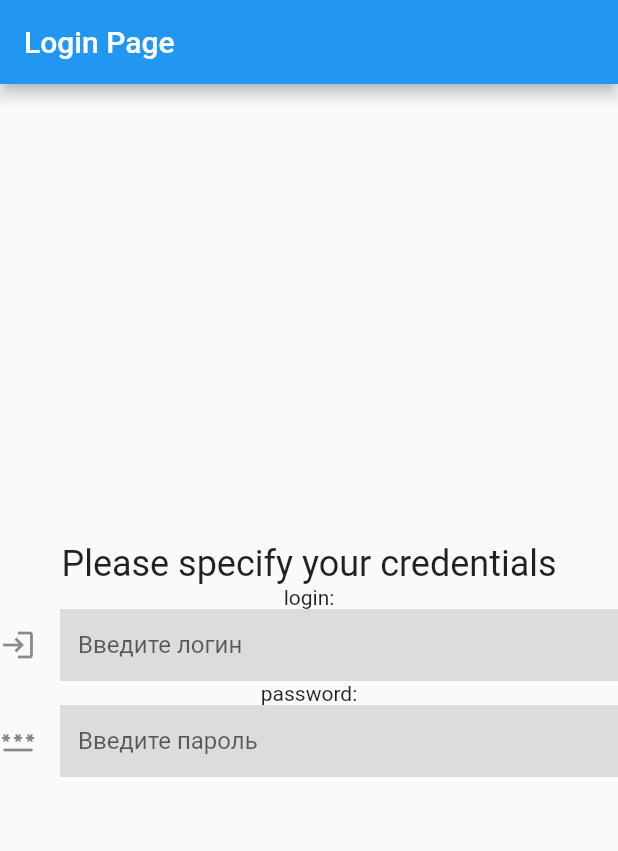
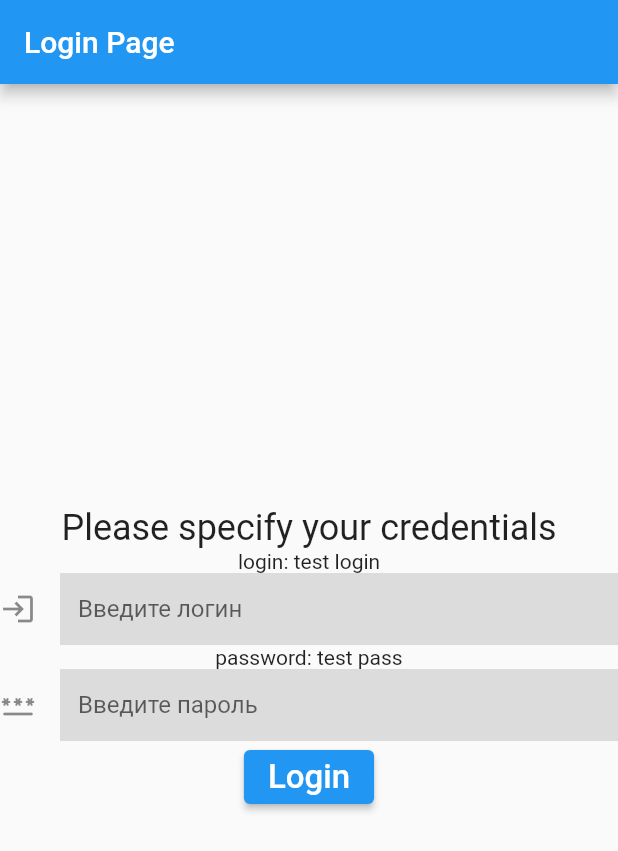
Before and after one commit to EugeneShelukhin/naspor, a Flutter app: the screen it shows after launch, on a phone screen of 412 x 824 dp. Shown: the top 851 px of the screen. Run offline on Flutter 3.47's test engine with Material 2 defaults, Android fonts, the phone set to English and light mode, and no system bars.

Commit message:
added welcome screen

```diff
--- a/lib/login.dart
+++ b/lib/login.dart
@@ -1,8 +1,8 @@
 import 'package:flutter/material.dart';
+import 'package:naspor_client/welcome.dart';
 
 class LoginPage extends StatefulWidget {
-  const LoginPage({Key? key, required this.title}) : super(key: key);
-  final String title;
+  const LoginPage({Key? key}) : super(key: key);
 
   @override
   State<LoginPage> createState() => _LoginPageState();
@@ -10,12 +10,18 @@ class LoginPage extends StatefulWidget {
 
 class _LoginPageState extends State<LoginPage> {
   String _login = "test login";
-  String _pass = "test login";
+  String _pass = "test pass";
 
-  void _incrementCounter() {
-    setState(() {
-      //_counter++;
-    });
+  void _changeName(String text) {
+    setState(() => _login=text);
+  }
+
+  void _changePass(String text){
+    setState(()=>_pass=text);
+  }
+
+  void _loginPressed(){
+    Navigator.of(context).push(WelcomePageRoute(name: _login));
   }
 
   @override
@@ -33,21 +39,28 @@ class _LoginPageState extends State<LoginPage> {
               style: Theme.of(context).textTheme.headline5,
             ),
 
-            Text('login:'),
+            Text('login: $_login'),
             TextField(decoration: InputDecoration(
                 border: InputBorder.none,
                 icon: Icon(Icons.login),
                 hintText: "Введите логин",
                 fillColor: Colors.black12,
-                filled: true)),
-            Text('password:'),
+                filled: true),
+                onChanged: _changeName,),
+            Text('password: $_pass'),
             TextField(decoration: InputDecoration(
                 border: InputBorder.none,
                 icon: Icon(Icons.password_rounded),
                 hintText: "Введите пароль",
                 fillColor: Colors.black12,
-                filled: true
-            )),
+                filled: true),
+                obscureText: true,
+                onChanged: _changePass,
+            ),
+            ElevatedButton(
+                child: Text("Login", style: TextStyle(fontSize: 22)),
+                onPressed: _loginPressed
+            ),
           ],
         ),
       ),
```
Also changed, not shown: lib/main.dart (+12 -33 lines), lib/welcome.dart (added, +27 -0 lines).
